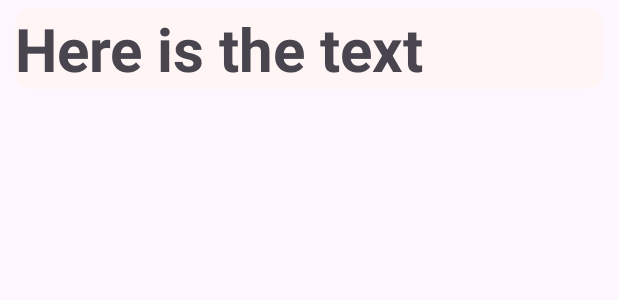
After one commit to Jani1125/PlantCare, an Android app: the layout items_recycler.xml on its own in the app's theme, with its tools: preview values and no code run, on a phone screen of 412 x 824 dp. The commit adds this screen. Shown: the top 300 px of the screen. Run offline under Robolectric (Android 15) with nearby library versions, the phone set to English and light mode, and no system bars; network calls fail.

Commit message:
Recyclerview próbálkozás2

```diff
--- /dev/null
+++ b/app/src/main/res/layout/items_recycler.xml
@@ -0,0 +1,33 @@
+<?xml version="1.0" encoding="utf-8"?>
+<androidx.cardview.widget.CardView xmlns:android="http://schemas.android.com/apk/res/android"
+    xmlns:app="http://schemas.android.com/apk/res-auto"
+    app:cardBackgroundColor="#FFF5F5"
+    android:layout_width="match_parent"
+    android:layout_height="wrap_content"
+    android:layout_marginVertical="5dp"
+    android:layout_marginHorizontal="10dp"
+    app:cardElevation="0dp"
+    app:cardCornerRadius="10dp"
+    android:padding="20dp">
+
+
+    <LinearLayout
+        android:layout_width="match_parent"
+        android:layout_height="wrap_content"
+        android:orientation="vertical" >
+
+
+
+    <TextView
+        android:id="@+id/txt_title"
+        android:layout_width="wrap_content"
+        android:layout_height="wrap_content"
+        android:text="Here is the text"
+        android:textStyle="bold"
+        android:textSize="40sp"/>
+    </LinearLayout>
+
+
+
+
+</androidx.cardview.widget.CardView>
```
Also changed, not shown: app/src/main/java/hu/nje/plantcare/MainActivity.java (+25 -10 lines), app/src/main/java/hu/nje/plantcare/MyAdapter.java (deleted, +0 -44 lines), app/src/main/java/hu/nje/plantcare/recyclerview/adapter/RecyclerAdapter.java (added, +61 -0 lines), app/src/main/java/hu/nje/plantcare/recyclerview/model/RecyclerModel.java (added, +16 -0 lines), app/src/main/res/layout/activity_option.xml (+9 -15 lines).
